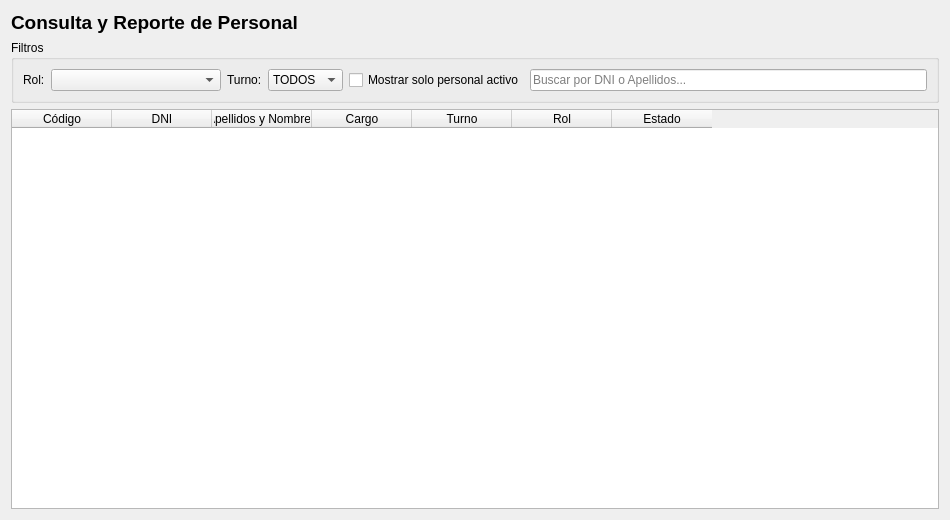
Old version of the form src/views/ui/frm_empleado_reporte.ui in the repository ati60884341-bit/RIOJA-BIBLIOTECA.
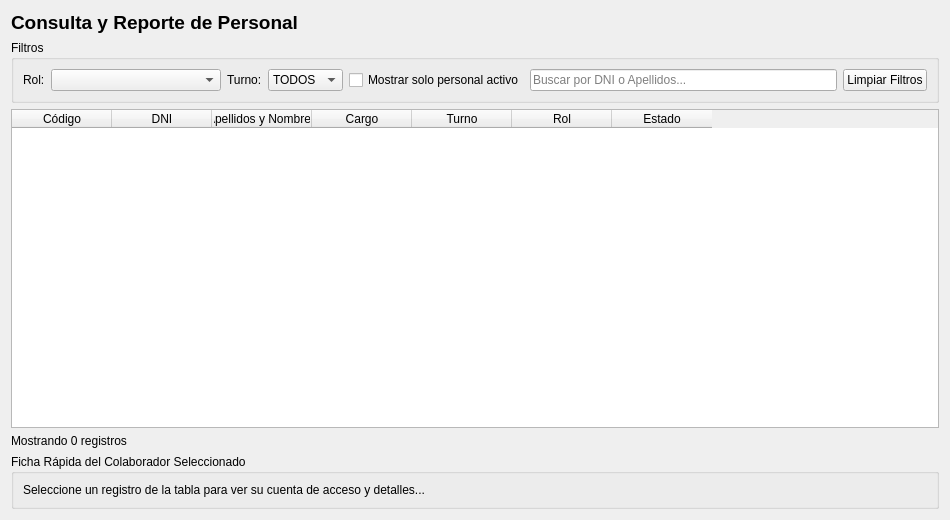
New version of the form.

Commit message:
S26: Optimiza reporte de personal (debounce, ficha, ordenamiento, semaforo y limpieza)
- UI: btn_limpiar, lbl_contador y ficha rapida del colaborador
- Debounce de 450 ms con QTimer para la busqueda por texto
- Ficha en vivo al seleccionar fila (ID oculto en data(99))
- Ordenamiento por cabeceras con setSortingEnabled seguro
- Semaforo visual: inactivos en gris cursiva, activos en verde
- Limpiar filtros con blockSignals y una sola consulta
- Comentarios S26 (inicio/fin) en cada bloque

Diff of the .ui file:
```diff
--- a/src/views/ui/frm_empleado_reporte.ui
+++ b/src/views/ui/frm_empleado_reporte.ui
@@ -95,6 +95,13 @@
         </property>
        </widget>
       </item>
+      <item>
+       <widget class="QPushButton" name="btn_limpiar">
+        <property name="text">
+         <string>Limpiar Filtros</string>
+        </property>
+       </widget>
+      </item>
      </layout>
     </widget>
    </item>
@@ -143,6 +150,32 @@
      </column>
     </widget>
    </item>
+   <item>
+    <widget class="QLabel" name="lbl_contador">
+     <property name="text">
+      <string>Mostrando 0 registros</string>
+     </property>
+    </widget>
+   </item>
+   <item>
+    <widget class="QGroupBox" name="grp_detalle">
+     <property name="title">
+      <string>Ficha Rápida del Colaborador Seleccionado</string>
+     </property>
+     <layout class="QVBoxLayout" name="layout_detalle">
+      <item>
+       <widget class="QLabel" name="lbl_detalle_empleado">
+        <property name="text">
+         <string>Seleccione un registro de la tabla para ver su cuenta de acceso y detalles...</string>
+        </property>
+        <property name="wordWrap">
+         <bool>true</bool>
+        </property>
+       </widget>
+      </item>
+     </layout>
+    </widget>
+   </item>
   </layout>
  </widget>
  <resources/>
```
The commit also changes 2 other files.
